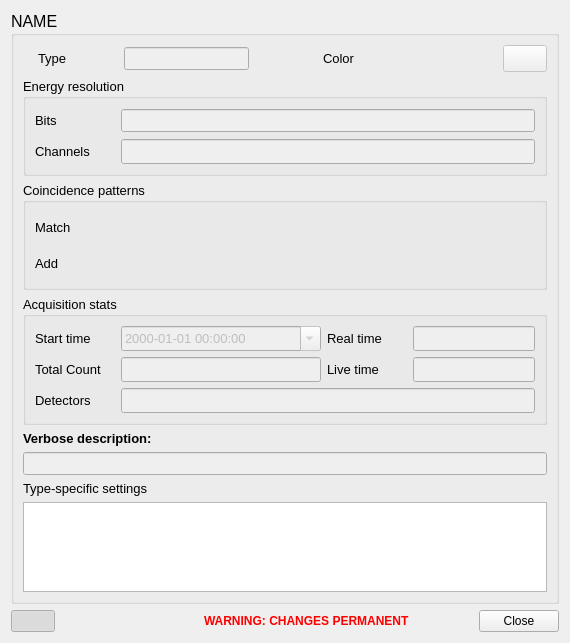
The window that forms/dialog_spectrum.ui (usnistgov/qpx-gamma) describes before a commit, drawn with Qt 5.
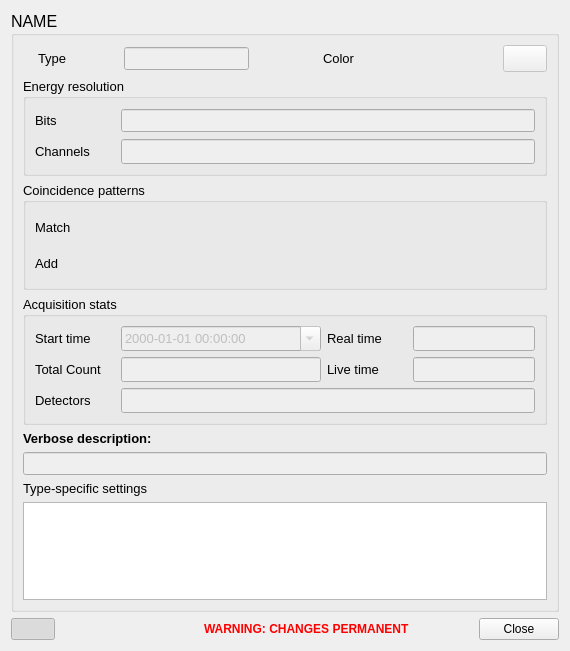
The same window after the commit. Icons and pictures are not drawn. Custom widgets are drawn as their Qt base class.

Diff of the .ui file:
```diff
--- a/forms/dialog_spectrum.ui
+++ b/forms/dialog_spectrum.ui
@@ -7,7 +7,7 @@
     <x>0</x>
     <y>0</y>
     <width>570</width>
-    <height>643</height>
+    <height>651</height>
    </rect>
   </property>
   <property name="windowTitle">
@@ -507,7 +507,7 @@
                <item>
                 <widget class="QpxPatternEditor" name="patternMatch" native="true">
                  <property name="sizePolicy">
-                  <sizepolicy hsizetype="Minimum" vsizetype="Minimum">
+                  <sizepolicy hsizetype="MinimumExpanding" vsizetype="Minimum">
                    <horstretch>0</horstretch>
                    <verstretch>0</verstretch>
                   </sizepolicy>
@@ -540,7 +540,7 @@
                <item>
                 <widget class="QpxPatternEditor" name="patternAdd" native="true">
                  <property name="sizePolicy">
-                  <sizepolicy hsizetype="Minimum" vsizetype="Minimum">
+                  <sizepolicy hsizetype="MinimumExpanding" vsizetype="Minimum">
                    <horstretch>0</horstretch>
                    <verstretch>0</verstretch>
                   </sizepolicy>
```
